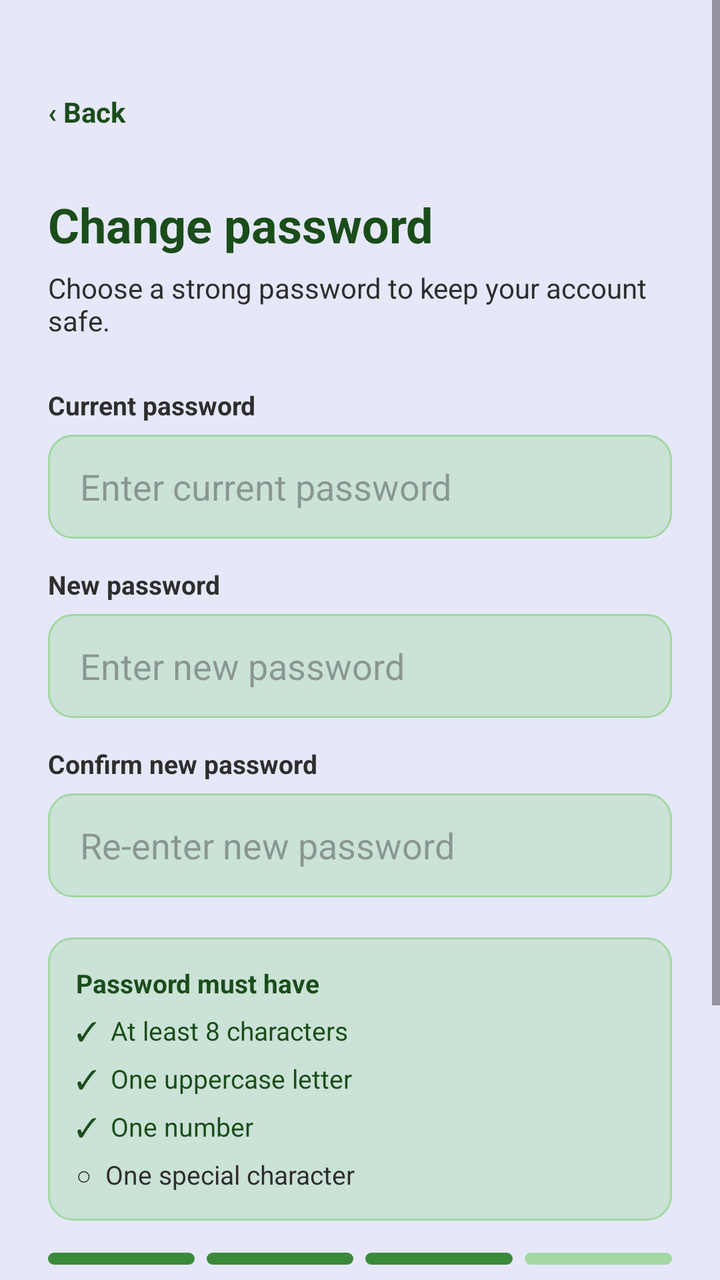
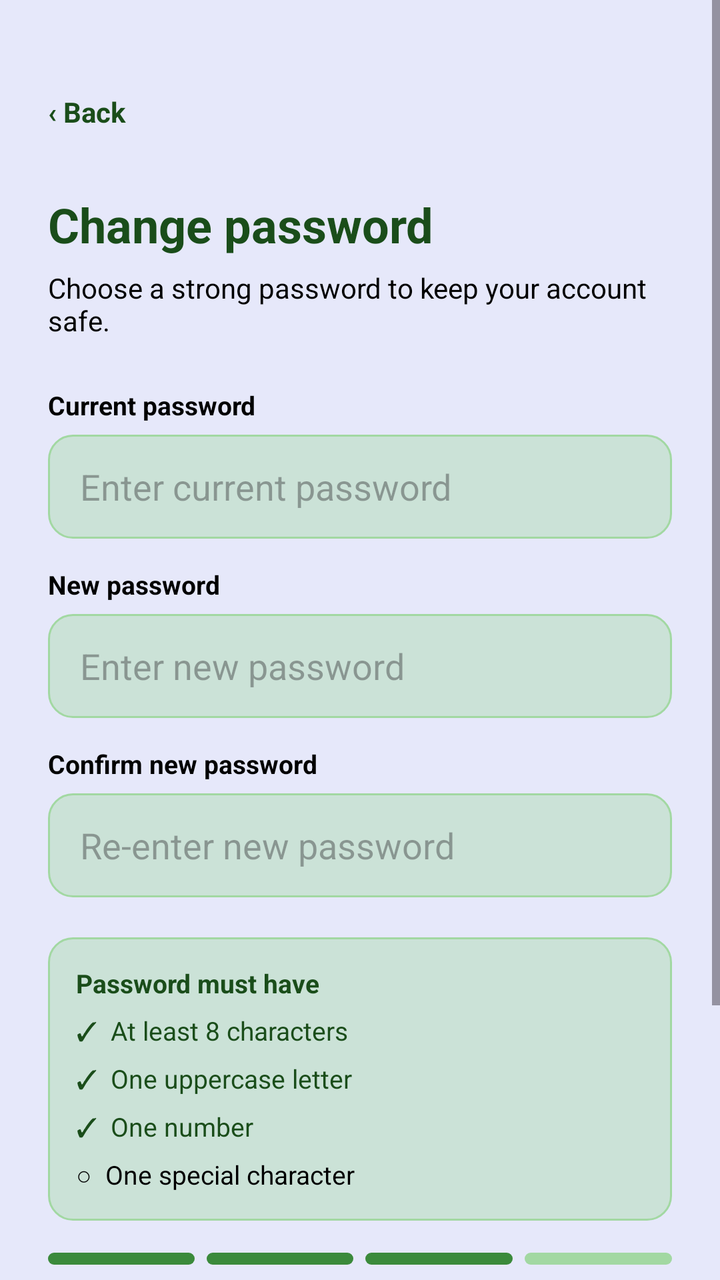

An Android layout rendered at two revisions. The XML below is the earlier revision; the diff shows what the commit changed to produce the second picture.
<!-- AndroidManifest.xml: application theme Theme.GeoConnect -->
<!-- res/layout/activity_change_password.xml -->
<?xml version="1.0" encoding="utf-8"?>
<ScrollView
    xmlns:android="http://schemas.android.com/apk/res/android"
    android:id="@+id/main"
    android:layout_width="match_parent"
    android:layout_height="match_parent"
    android:background="@color/glitter">

    <LinearLayout
        android:layout_width="match_parent"
        android:layout_height="wrap_content"
        android:orientation="vertical"
        android:padding="24dp">

        <TextView
            android:id="@+id/tvBack"
            android:layout_width="wrap_content"
            android:layout_height="wrap_content"
            android:text="‹ Back"
            android:textColor="@color/jade_dark"
            android:textSize="14sp"
            android:textStyle="bold"
            android:layout_marginTop="8dp"
            android:gravity="center_vertical"
            android:clickable="true"
            android:focusable="true"
            android:minHeight="48dp"
            android:minWidth="48dp" />

        <TextView
            android:layout_width="wrap_content"
            android:layout_height="wrap_content"
            android:text="Change password"
            android:textColor="@color/jade_dark"
            android:textSize="24sp"
            android:textStyle="bold"
            android:layout_marginTop="16dp" />

        <TextView
            android:layout_width="wrap_content"
            android:layout_height="wrap_content"
            android:text="Choose a strong password to keep your account safe."
            android:textColor="@color/charcoal"
            android:textSize="14sp"
            android:layout_marginTop="6dp" />

        <TextView
            android:layout_width="wrap_content"
            android:layout_height="wrap_content"
            android:text="Current password"
            android:textColor="@color/charcoal"
            android:textSize="13sp"
            android:textStyle="bold"
            android:layout_marginTop="24dp" />

        <EditText
            android:id="@+id/etCurrentPassword"
            android:layout_width="match_parent"
            android:layout_height="52dp"
            android:layout_marginTop="6dp"
            android:background="@drawable/bg_input"
            android:hint="Enter current password"
            android:inputType="textPassword"
            android:paddingStart="16dp"
            android:paddingEnd="16dp"
            android:textColor="@color/charcoal" />

        <TextView
            android:layout_width="wrap_content"
            android:layout_height="wrap_content"
            android:text="New password"
            android:textColor="@color/charcoal"
            android:textSize="13sp"
            android:textStyle="bold"
            android:layout_marginTop="14dp" />

        <EditText
            android:id="@+id/etNewPassword"
            android:layout_width="match_parent"
            android:layout_height="52dp"
            android:layout_marginTop="6dp"
            android:background="@drawable/bg_input"
            android:hint="Enter new password"
            android:inputType="textPassword"
            android:paddingStart="16dp"
            android:paddingEnd="16dp"
            android:textColor="@color/charcoal" />

        <TextView
            android:layout_width="wrap_content"
            android:layout_height="wrap_content"
            android:text="Confirm new password"
            android:textColor="@color/charcoal"
            android:textSize="13sp"
            android:textStyle="bold"
            android:layout_marginTop="14dp" />

        <EditText
            android:id="@+id/etConfirmPassword"
            android:layout_width="match_parent"
            android:layout_height="52dp"
            android:layout_marginTop="6dp"
            android:background="@drawable/bg_input"
            android:hint="Re-enter new password"
            android:inputType="textPassword"
            android:paddingStart="16dp"
            android:paddingEnd="16dp"
            android:textColor="@color/charcoal" />

        <LinearLayout
            android:layout_width="match_parent"
            android:layout_height="wrap_content"
            android:orientation="vertical"
            android:layout_marginTop="20dp"
            android:background="@drawable/bg_card"
            android:padding="14dp">

            <TextView
                android:layout_width="wrap_content"
                android:layout_height="wrap_content"
                android:text="Password must have"
                android:textColor="@color/jade_dark"
                android:textSize="13sp"
                android:textStyle="bold" />

            <TextView
                android:layout_width="wrap_content"
                android:layout_height="wrap_content"
                android:text="✓  At least 8 characters"
                android:textColor="@color/jade_dark"
                android:textSize="13sp"
                android:layout_marginTop="6dp" />

            <TextView
                android:layout_width="wrap_content"
                android:layout_height="wrap_content"
                android:text="✓  One uppercase letter"
                android:textColor="@color/jade_dark"
                android:textSize="13sp"
                android:layout_marginTop="6dp" />

            <TextView
                android:layout_width="wrap_content"
                android:layout_height="wrap_content"
                android:text="✓  One number"
                android:textColor="@color/jade_dark"
                android:textSize="13sp"
                android:layout_marginTop="6dp" />

            <TextView
                android:layout_width="wrap_content"
                android:layout_height="wrap_content"
                android:text="○  One special character"
                android:textColor="@color/charcoal"
                android:textSize="13sp"
                android:layout_marginTop="6dp" />

        </LinearLayout>

        <LinearLayout
            android:layout_width="match_parent"
            android:layout_height="wrap_content"
            android:orientation="horizontal"
            android:layout_marginTop="16dp">

            <View
                android:layout_width="0dp"
                android:layout_height="6dp"
                android:layout_weight="1"
                android:background="@drawable/bg_bar_on"
                android:layout_marginEnd="6dp" />

            <View
                android:layout_width="0dp"
                android:layout_height="6dp"
                android:layout_weight="1"
                android:background="@drawable/bg_bar_on"
                android:layout_marginEnd="6dp" />

            <View
                android:layout_width="0dp"
                android:layout_height="6dp"
                android:layout_weight="1"
                android:background="@drawable/bg_bar_on"
                android:layout_marginEnd="6dp" />

            <View
                android:layout_width="0dp"
                android:layout_height="6dp"
                android:layout_weight="1"
                android:background="@drawable/bg_bar_off" />

        </LinearLayout>

        <TextView
            android:layout_width="wrap_content"
            android:layout_height="wrap_content"
            android:text="Strength: Good"
            android:textColor="@color/jade_dark"
            android:textSize="12sp"
            android:textStyle="bold"
            android:layout_marginTop="6dp" />

        <Button
            android:id="@+id/btnUpdatePassword"
            android:layout_width="match_parent"
            android:layout_height="52dp"
            android:layout_marginTop="20dp"
            android:backgroundTint="@color/jade_dark"
            android:text="Update password"
            android:textColor="@color/glitter"
            android:textAllCaps="false" />

        <TextView
            android:id="@+id/tvCancel"
            android:layout_width="match_parent"
            android:layout_height="wrap_content"
            android:text="Cancel"
            android:textColor="@color/jade_dark"
            android:textSize="14sp"
            android:textStyle="bold"
            android:gravity="center"
            android:layout_marginTop="16dp"
            android:clickable="true"
            android:focusable="true"
            android:minHeight="48dp"
            android:minWidth="48dp" />

    </LinearLayout>

</ScrollView>
<!-- resources referenced by this layout -->
<resources>
  <color name="charcoal">#2E2E2E</color>
  <color name="glitter">#E6E8FA</color>
  <color name="jade_dark">#1A4D1A</color>
  <!-- drawable bg_bar_off (drawable) -->
  <?xml version="1.0" encoding="utf-8"?>
  <shape xmlns:android="http://schemas.android.com/apk/res/android">
      <solid android:color="@color/jade_mint" />
      <corners android:radius="3dp" />
  </shape>
  <!-- drawable bg_bar_on (drawable) -->
  <?xml version="1.0" encoding="utf-8"?>
  <shape xmlns:android="http://schemas.android.com/apk/res/android">
      <solid android:color="@color/jade_green" />
      <corners android:radius="3dp" />
  </shape>
  <!-- drawable bg_card (drawable) -->
  <?xml version="1.0" encoding="utf-8"?>
  <shape xmlns:android="http://schemas.android.com/apk/res/android">
      <solid android:color="#66A2D8A2" />
      <stroke android:width="1dp" android:color="@color/jade_mint" />
      <corners android:radius="12dp" />
  </shape>
  <!-- drawable bg_input (drawable) -->
  <?xml version="1.0" encoding="utf-8"?>
      <shape xmlns:android="http://schemas.android.com/apk/res/android">
          <solid android:color="#66A2D8A2" />
          <stroke android:width="1dp" android:color="@color/jade_mint" />
          <corners android:radius="12dp" />
      </shape>
  <style name="Theme.GeoConnect" parent="Base.Theme.GeoConnect" />
  <color name="jade_mint">#A2D8A2</color>
  <color name="jade_green">#3B8A3B</color>
  <style name="Base.Theme.GeoConnect" parent="Theme.Material3.DayNight.NoActionBar">
          
          
      </style>
</resources>

<!-- the commit's change to res/layout/activity_change_password.xml (unified diff, before → after) -->
@@ -17,7 +17,7 @@
             android:layout_width="wrap_content"
             android:layout_height="wrap_content"
             android:text="‹ Back"
-            android:textColor="@color/jade_dark"
+            android:textColor="@color/forest_green"
             android:textSize="14sp"
             android:textStyle="bold"
             android:layout_marginTop="8dp"
@@ -31,7 +31,7 @@
             android:layout_width="wrap_content"
             android:layout_height="wrap_content"
             android:text="Change password"
-            android:textColor="@color/jade_dark"
+            android:textColor="@color/forest_green"
             android:textSize="24sp"
             android:textStyle="bold"
             android:layout_marginTop="16dp" />
@@ -40,7 +40,7 @@
             android:layout_width="wrap_content"
             android:layout_height="wrap_content"
             android:text="Choose a strong password to keep your account safe."
-            android:textColor="@color/charcoal"
+            android:textColor="@color/black"
             android:textSize="14sp"
             android:layout_marginTop="6dp" />
 
@@ -48,7 +48,7 @@
             android:layout_width="wrap_content"
             android:layout_height="wrap_content"
             android:text="Current password"
-            android:textColor="@color/charcoal"
+            android:textColor="@color/black"
             android:textSize="13sp"
             android:textStyle="bold"
             android:layout_marginTop="24dp" />
@@ -63,13 +63,13 @@
             android:inputType="textPassword"
             android:paddingStart="16dp"
             android:paddingEnd="16dp"
-            android:textColor="@color/charcoal" />
+            android:textColor="@color/black" />
 
         <TextView
             android:layout_width="wrap_content"
             android:layout_height="wrap_content"
             android:text="New password"
-            android:textColor="@color/charcoal"
+            android:textColor="@color/black"
             android:textSize="13sp"
             android:textStyle="bold"
             android:layout_marginTop="14dp" />
@@ -84,13 +84,13 @@
             android:inputType="textPassword"
             android:paddingStart="16dp"
             android:paddingEnd="16dp"
-            android:textColor="@color/charcoal" />
+            android:textColor="@color/black" />
 
         <TextView
             android:layout_width="wrap_content"
             android:layout_height="wrap_content"
             android:text="Confirm new password"
-            android:textColor="@color/charcoal"
+            android:textColor="@color/black"
             android:textSize="13sp"
             android:textStyle="bold"
             android:layout_marginTop="14dp" />
@@ -105,7 +105,7 @@
             android:inputType="textPassword"
             android:paddingStart="16dp"
             android:paddingEnd="16dp"
-            android:textColor="@color/charcoal" />
+            android:textColor="@color/black" />
 
         <LinearLayout
             android:layout_width="match_parent"
@@ -119,7 +119,7 @@
                 android:layout_width="wrap_content"
                 android:layout_height="wrap_content"
                 android:text="Password must have"
-                android:textColor="@color/jade_dark"
+                android:textColor="@color/forest_green"
                 android:textSize="13sp"
                 android:textStyle="bold" />
 
@@ -127,7 +127,7 @@
                 android:layout_width="wrap_content"
                 android:layout_height="wrap_content"
                 android:text="✓  At least 8 characters"
-                android:textColor="@color/jade_dark"
+                android:textColor="@color/forest_green"
                 android:textSize="13sp"
                 android:layout_marginTop="6dp" />
 
@@ -135,7 +135,7 @@
                 android:layout_width="wrap_content"
                 android:layout_height="wrap_content"
                 android:text="✓  One uppercase letter"
-                android:textColor="@color/jade_dark"
+                android:textColor="@color/forest_green"
                 android:textSize="13sp"
                 android:layout_marginTop="6dp" />
 
@@ -143,7 +143,7 @@
                 android:layout_width="wrap_content"
                 android:layout_height="wrap_content"
                 android:text="✓  One number"
-                android:textColor="@color/jade_dark"
+                android:textColor="@color/forest_green"
                 android:textSize="13sp"
                 android:layout_marginTop="6dp" />
 
@@ -151,7 +151,7 @@
                 android:layout_width="wrap_content"
                 android:layout_height="wrap_content"
                 android:text="○  One special character"
-                android:textColor="@color/charcoal"
+                android:textColor="@color/black"
                 android:textSize="13sp"
                 android:layout_marginTop="6dp" />
 
@@ -196,7 +196,7 @@
             android:layout_width="wrap_content"
             android:layout_height="wrap_content"
             android:text="Strength: Good"
-            android:textColor="@color/jade_dark"
+            android:textColor="@color/forest_green"
             android:textSize="12sp"
             android:textStyle="bold"
             android:layout_marginTop="6dp" />
@@ -206,7 +206,7 @@
             android:layout_width="match_parent"
             android:layout_height="52dp"
             android:layout_marginTop="20dp"
-            android:backgroundTint="@color/jade_dark"
+            android:backgroundTint="@color/forest_green"
             android:text="Update password"
             android:textColor="@color/glitter"
             android:textAllCaps="false" />
@@ -216,7 +216,7 @@
             android:layout_width="match_parent"
             android:layout_height="wrap_content"
             android:text="Cancel"
-            android:textColor="@color/jade_dark"
+            android:textColor="@color/forest_green"
             android:textSize="14sp"
             android:textStyle="bold"
             android:gravity="center"
<!-- resource entries referenced after the edit -->
@@ -1,12 +1,12 @@
 <!-- resources referenced by this layout -->
 <resources>
-  <color name="charcoal">#2E2E2E</color>
+  <color name="black">#FF000000</color>
+  <color name="forest_green">#1A4D1A</color>
   <color name="glitter">#E6E8FA</color>
-  <color name="jade_dark">#1A4D1A</color>
   <!-- drawable bg_bar_off (drawable) -->
   <?xml version="1.0" encoding="utf-8"?>
   <shape xmlns:android="http://schemas.android.com/apk/res/android">
-      <solid android:color="@color/jade_mint" />
+      <solid android:color="@color/sage_green" />
       <corners android:radius="3dp" />
   </shape>
   <!-- drawable bg_bar_on (drawable) -->
@@ -19,18 +19,18 @@
   <?xml version="1.0" encoding="utf-8"?>
   <shape xmlns:android="http://schemas.android.com/apk/res/android">
       <solid android:color="#66A2D8A2" />
-      <stroke android:width="1dp" android:color="@color/jade_mint" />
+      <stroke android:width="1dp" android:color="@color/sage_green" />
       <corners android:radius="12dp" />
   </shape>
   <!-- drawable bg_input (drawable) -->
   <?xml version="1.0" encoding="utf-8"?>
       <shape xmlns:android="http://schemas.android.com/apk/res/android">
           <solid android:color="#66A2D8A2" />
-          <stroke android:width="1dp" android:color="@color/jade_mint" />
+          <stroke android:width="1dp" android:color="@color/sage_green" />
           <corners android:radius="12dp" />
       </shape>
   <style name="Theme.GeoConnect" parent="Base.Theme.GeoConnect" />
-  <color name="jade_mint">#A2D8A2</color>
+  <color name="sage_green">#A2D8A2</color>
   <color name="jade_green">#3B8A3B</color>
   <style name="Base.Theme.GeoConnect" parent="Theme.Material3.DayNight.NoActionBar">
           
